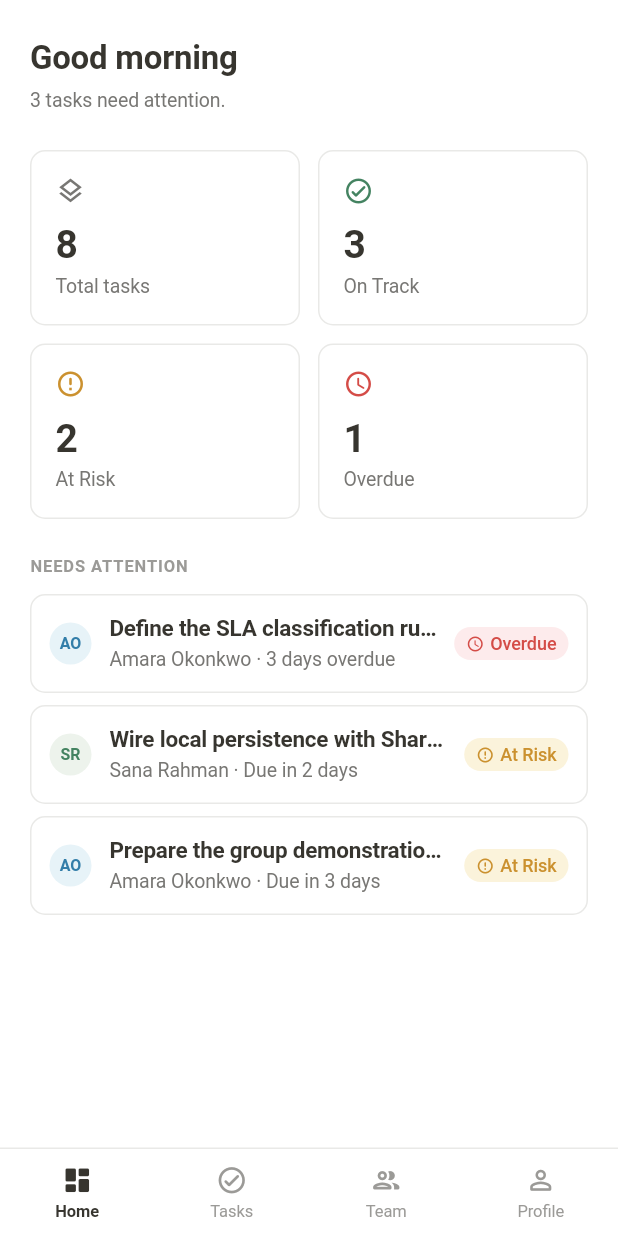
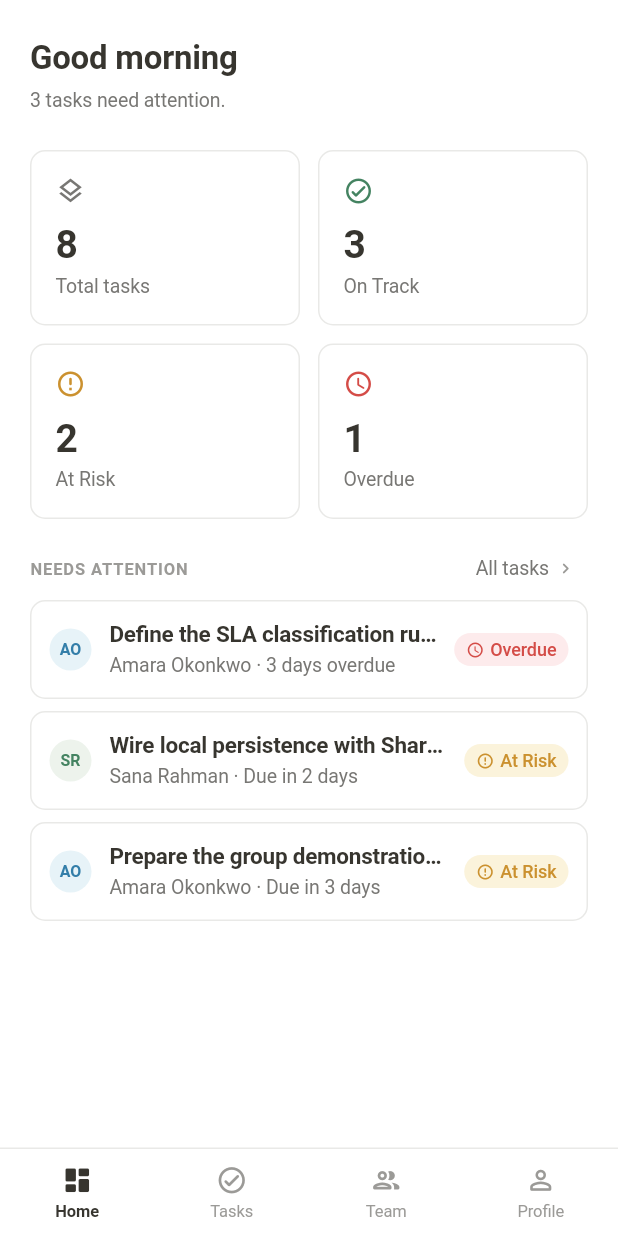
Before and after one commit to NkemJefersonAchia/project-sla-task-tracker, a Flutter app: the HomeShell screen opened by its route, on a phone screen of 412 x 824 dp. Run offline on Flutter 3.47's test engine with Material 3 defaults, Android fonts, the light colour scheme and no system bars; our stand-ins replace shared_preferences; accounts and stored records are empty.

Commit message:
feat(shell): add TasksFilterBridge so Home can open Tasks filtered by SLA state

```diff
--- /dev/null
+++ b/lib/core/navigation/tasks_filter_bridge.dart
@@ -0,0 +1,31 @@
+import 'package:flutter/foundation.dart';
+
+import '../../models/sla_status.dart';
+
+/// One request to show the Tasks tab filtered to an SLA state.
+///
+/// A new instance is created for every request. That is deliberate:
+/// [ValueNotifier] only notifies when the value changes, and two taps on the
+/// same counter must both reach the Tasks tab even though they ask for the
+/// same filter.
+class TasksFilterRequest {
+  TasksFilterRequest(this.slaFilter);
+
+  /// The SLA state to filter by, or null for "show all tasks".
+  final SlaStatus? slaFilter;
+}
+
+/// The hand-over point between the Home dashboard and the Tasks tab.
+///
+/// Home (through `HomeShell`) calls [request] when a counter is tapped. The
+/// Tasks tab listens to [requests] and applies the filter to its `TaskQuery`.
+/// Neither screen needs to know about the other, and `HomeShell` stays the
+/// only shared file that has to change.
+abstract final class TasksFilterBridge {
+  static final ValueNotifier<TasksFilterRequest?> requests =
+      ValueNotifier<TasksFilterRequest?>(null);
+
+  static void request(SlaStatus? slaFilter) {
+    requests.value = TasksFilterRequest(slaFilter);
+  }
+}
--- a/lib/screens/home_shell.dart
+++ b/lib/screens/home_shell.dart
@@ -8,6 +8,8 @@ import 'profile/profile_screen.dart';
 import 'tasks/tasks_screen.dart';
 import 'team/team_screen.dart';
 
+import '../core/navigation/tasks_filter_bridge.dart';
+import '../models/sla_status.dart';
 /// The container that holds the four tabs behind one bottom bar.
 ///
 /// ## Shared file - change it as little as you can
@@ -37,6 +39,11 @@ class HomeShell extends StatefulWidget {
 
 class _HomeShellState extends State<HomeShell> {
   int _currentIndex = 0;
+
+  void _openTasks(SlaStatus? filter) {
+    TasksFilterBridge.request(filter);
+    setState(() => _currentIndex = 1); // the Tasks tab
+  }
 
   @override
   Widget build(BuildContext context) {
@@ -68,11 +75,11 @@ class _HomeShellState extends State<HomeShell> {
         index: _currentIndex,
         // Replace your own line here with your real screen, and leave the
         // other three alone.
-        children: const [
-          HomeScreen(),
-          TasksScreen(),
-          TeamScreen(),
-          ProfileScreen(),
+        children: [
+          HomeScreen(onOpenTasks: _openTasks),
+          const TasksScreen(),
+          const TeamScreen(),
+          const ProfileScreen(),
         ],
       ),
       bottomNavigationBar: _BottomBar(
```
